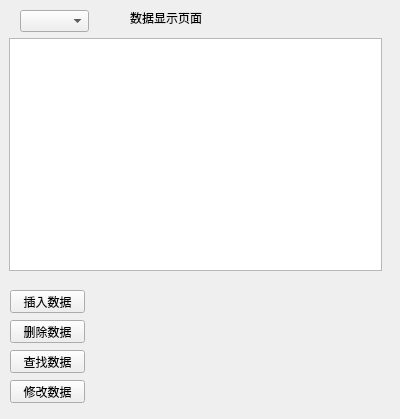
Old version of the form datashowwidget.ui in the repository littlebee21/Qtsms.
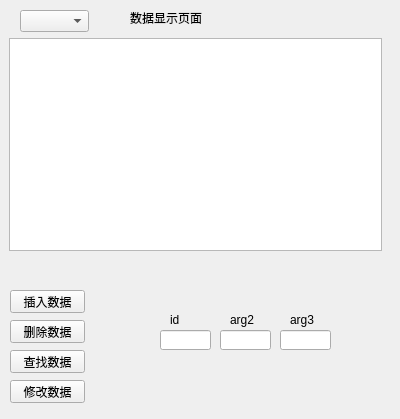
New version of the form. The open tabs and pages were chosen to show the change.

```diff
--- a/datashowwidget.ui
+++ b/datashowwidget.ui
@@ -97,7 +97,7 @@
      <x>0</x>
      <y>29</y>
      <width>391</width>
-     <height>251</height>
+     <height>231</height>
     </rect>
    </property>
    <property name="currentIndex">
@@ -118,6 +118,75 @@
     </layout>
    </widget>
   </widget>
+  <widget class="QLineEdit" name="idLineEdit">
+   <property name="geometry">
+    <rect>
+     <x>160</x>
+     <y>330</y>
+     <width>51</width>
+     <height>20</height>
+    </rect>
+   </property>
+  </widget>
+  <widget class="QLabel" name="label_2">
+   <property name="geometry">
+    <rect>
+     <x>170</x>
+     <y>310</y>
+     <width>31</width>
+     <height>20</height>
+    </rect>
+   </property>
+   <property name="text">
+    <string>id</string>
+   </property>
+  </widget>
+  <widget class="QLineEdit" name="arg2lineEdit">
+   <property name="geometry">
+    <rect>
+     <x>220</x>
+     <y>330</y>
+     <width>51</width>
+     <height>20</height>
+    </rect>
+   </property>
+  </widget>
+  <widget class="QLineEdit" name="arg3lineEdit">
+   <property name="geometry">
+    <rect>
+     <x>280</x>
+     <y>330</y>
+     <width>51</width>
+     <height>20</height>
+    </rect>
+   </property>
+  </widget>
+  <widget class="QLabel" name="label_3">
+   <property name="geometry">
+    <rect>
+     <x>230</x>
+     <y>310</y>
+     <width>31</width>
+     <height>20</height>
+    </rect>
+   </property>
+   <property name="text">
+    <string>arg2</string>
+   </property>
+  </widget>
+  <widget class="QLabel" name="label_4">
+   <property name="geometry">
+    <rect>
+     <x>290</x>
+     <y>310</y>
+     <width>31</width>
+     <height>20</height>
+    </rect>
+   </property>
+   <property name="text">
+    <string>arg3</string>
+   </property>
+  </widget>
  </widget>
  <resources/>
  <connections/>
```
Left out of the diff: 2 changed lines with no effect on the pictures.
